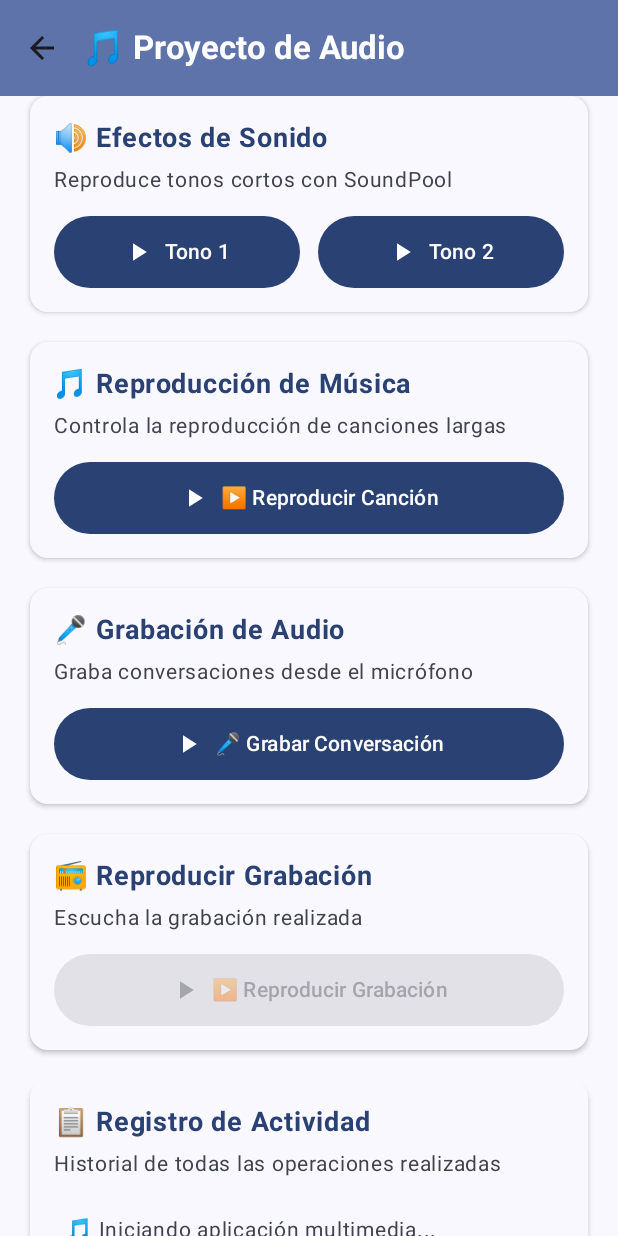
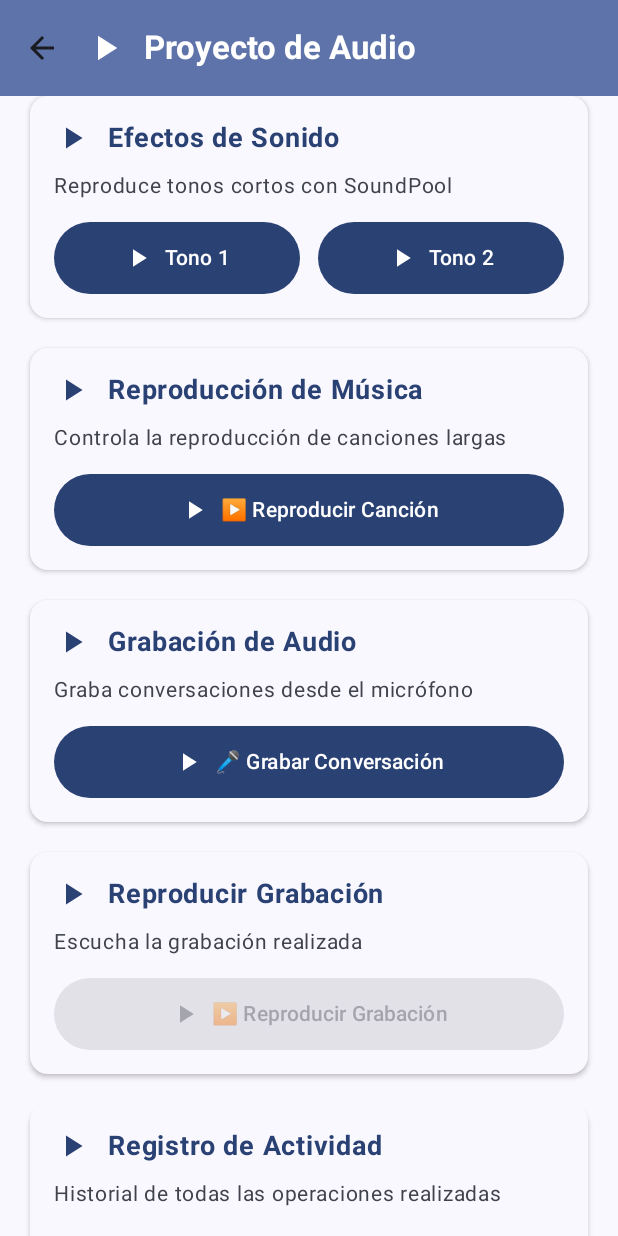
Before and after one commit to victortejeda/appMultimedia, an Android app built with Jetpack Compose: the AudioProjectScreen screen opened through its navigation route, on a phone screen of 412 x 824 dp. Run offline under Robolectric (Android 15) with nearby library versions, the phone set to English and light mode, and no system bars.

Commit message:
Mejorar distribución visual: reemplazar emojis por iconos consistentes y mejorar layout de secciones

```diff
--- a/app/src/main/java/com/example/myapplication09/MainActivity.kt
+++ b/app/src/main/java/com/example/myapplication09/MainActivity.kt
@@ -463,13 +463,24 @@ fun WelcomeScreen(navController: NavController) {
         verticalArrangement = Arrangement.Center,
         horizontalAlignment = Alignment.CenterHorizontally
     ) {
-        // Título principal
+        // Título principal con icono
+        Row(
+            verticalAlignment = Alignment.CenterVertically
+        ) {
+            Icon(
+                imageVector = Icons.Default.PlayArrow,
+                contentDescription = null,
+                modifier = Modifier.size(40.dp),
+                tint = MaterialTheme.colorScheme.primary
+            )
+            Spacer(modifier = Modifier.width(16.dp))
             Text(
-            text = "🎵 Proyecto de Multimedia",
+                text = "Proyecto de Multimedia",
                 fontSize = 32.sp,
                 fontWeight = FontWeight.Bold,
                 color = MaterialTheme.colorScheme.primary
             )
+        }
 
         Spacer(modifier = Modifier.height(8.dp))
 
@@ -565,10 +576,21 @@ fun AudioProjectScreen(
         topBar = {
                     TopAppBar(
             title = {
+                Row(
+                    verticalAlignment = Alignment.CenterVertically
+                ) {
+                    Icon(
+                        imageVector = Icons.Default.PlayArrow,
+                        contentDescription = null,
+                        modifier = Modifier.size(28.dp),
+                        tint = MaterialTheme.colorScheme.onPrimaryContainer
+                    )
+                    Spacer(modifier = Modifier.width(12.dp))
                     Text(
-                        text = "🎵 Proyecto de Audio",
+                        text = "Proyecto de Audio",
                         fontWeight = FontWeight.Bold
                     )
+                }
             },
                 navigationIcon = {
                     IconButton(onClick = { navController.popBackStack() }) {
@@ -597,8 +619,9 @@ fun AudioProjectScreen(
             // ===== SECCIÓN DE TONOS =====
             item {
                 AudioSection(
-                    title = "🔊 Efectos de Sonido",
-                    description = "Reproduce tonos cortos con SoundPool"
+                    title = "Efectos de Sonido",
+                    description = "Reproduce tonos cortos con SoundPool",
+                    icon = Icons.Default.PlayArrow
                 ) {
                     Row(
                         modifier = Modifier.fillMaxWidth(),
@@ -626,8 +649,9 @@ fun AudioProjectScreen(
             // ===== SECCIÓN DE MÚSICA =====
             item {
                 AudioSection(
-                    title = "🎵 Reproducción de Música",
-                    description = "Controla la reproducción de canciones largas"
+                    title = "Reproducción de Música",
+                    description = "Controla la reproducción de canciones largas",
+                    icon = Icons.Default.PlayArrow
                 ) {
                     AudioButton(
                         text = if (isMediaPlayerPlaying) "⏹️ Detener Canción" else "▶️ Reproducir Canción",
@@ -647,8 +671,9 @@ fun AudioProjectScreen(
             // ===== SECCIÓN DE GRABACIÓN =====
             item {
                 AudioSection(
-                    title = "🎤 Grabación de Audio",
-                    description = "Graba conversaciones desde el micrófono"
+                    title = "Grabación de Audio",
+                    description = "Graba conversaciones desde el micrófono",
+                    icon = Icons.Default.PlayArrow
                 ) {
                     AudioButton(
                         text = if (isRecording) "⏹️ Detener Grabación" else "🎤 Grabar Conversación",
@@ -668,8 +693,9 @@ fun AudioProjectScreen(
             // ===== SECCIÓN DE REPRODUCCIÓN DE GRABACIÓN =====
             item {
                 AudioSection(
-                    title = "📻 Reproducir Grabación",
-                    description = "Escucha la grabación realizada"
+                    title = "Reproducir Grabación",
+                    description = "Escucha la grabación realizada",
+                    icon = Icons.Default.PlayArrow
                 ) {
                     AudioButton(
                         text = if (isPlaybackPlaying) "⏹️ Detener Grabación" else "▶️ Reproducir Grabación",
@@ -689,8 +715,9 @@ fun AudioProjectScreen(
             // ===== SECCIÓN DE LOG =====
             item {
                 AudioSection(
-                    title = "📋 Registro de Actividad",
-                    description = "Historial de todas las operaciones realizadas"
+                    title = "Registro de Actividad",
+                    description = "Historial de todas las operaciones realizadas",
+                    icon = Icons.Default.PlayArrow
                 ) {
                     LazyColumn(
                         state = lazyListState,
@@ -770,12 +797,13 @@ fun AuthorCard(
 }
 
 /**
- * Sección de audio con título y descripción
+ * Sección de audio con título, descripción e icono
  */
 @Composable
 fun AudioSection(
     title: String,
     description: String,
+    icon: ImageVector,
     content: @Composable () -> Unit
 ) {
     Card(
@@ -788,14 +816,24 @@ fun AudioSection(
         Column(
             modifier = Modifier.padding(16.dp)
         ) {
+            Row(
+                verticalAlignment = Alignment.CenterVertically,
+                modifier = Modifier.padding(bottom = 8.dp)
+            ) {
+                Icon(
+                    imageVector = icon,
+                    contentDescription = null,
+                    modifier = Modifier.size(24.dp),
+                    tint = MaterialTheme.colorScheme.primary
+                )
+                Spacer(modifier = Modifier.width(12.dp))
                 Text(
                     text = title,
                     fontSize = 18.sp,
                     fontWeight = FontWeight.Bold,
                     color = MaterialTheme.colorScheme.primary
                 )
-
-            Spacer(modifier = Modifier.height(4.dp))
+            }
 
             Text(
                 text = description,
```
Lines whose indentation alone changed are shown as unchanged.
